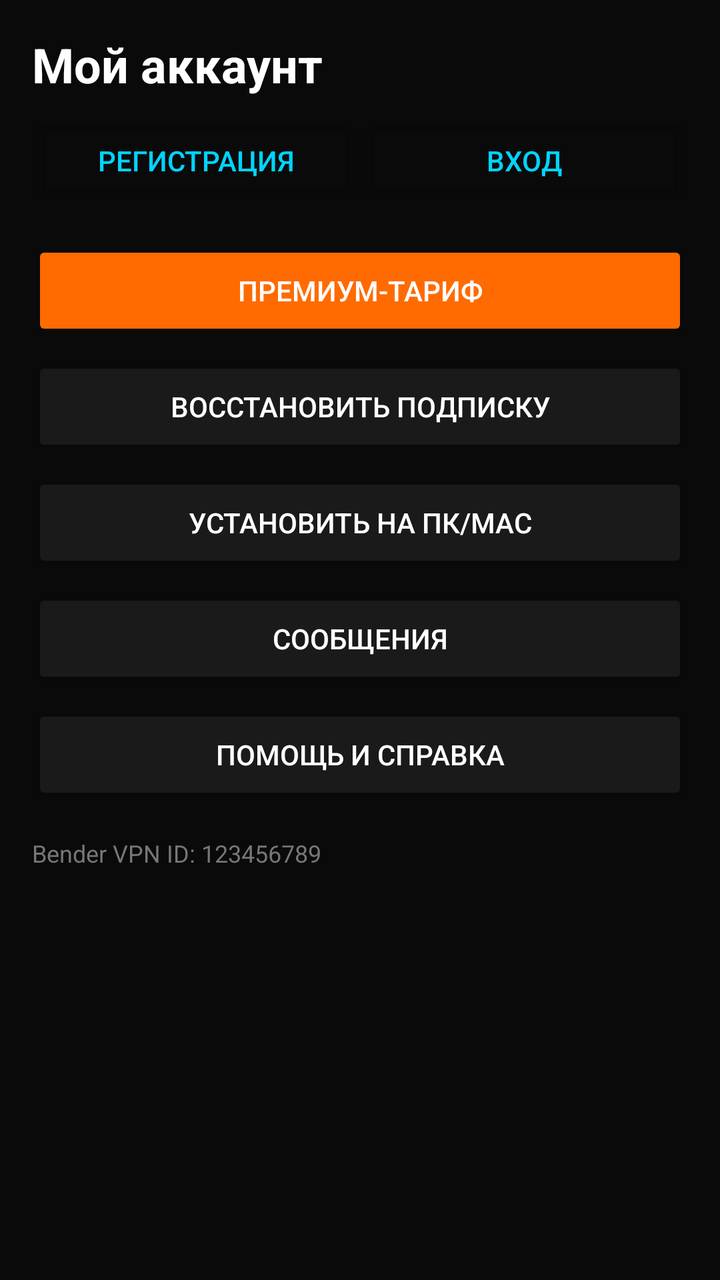
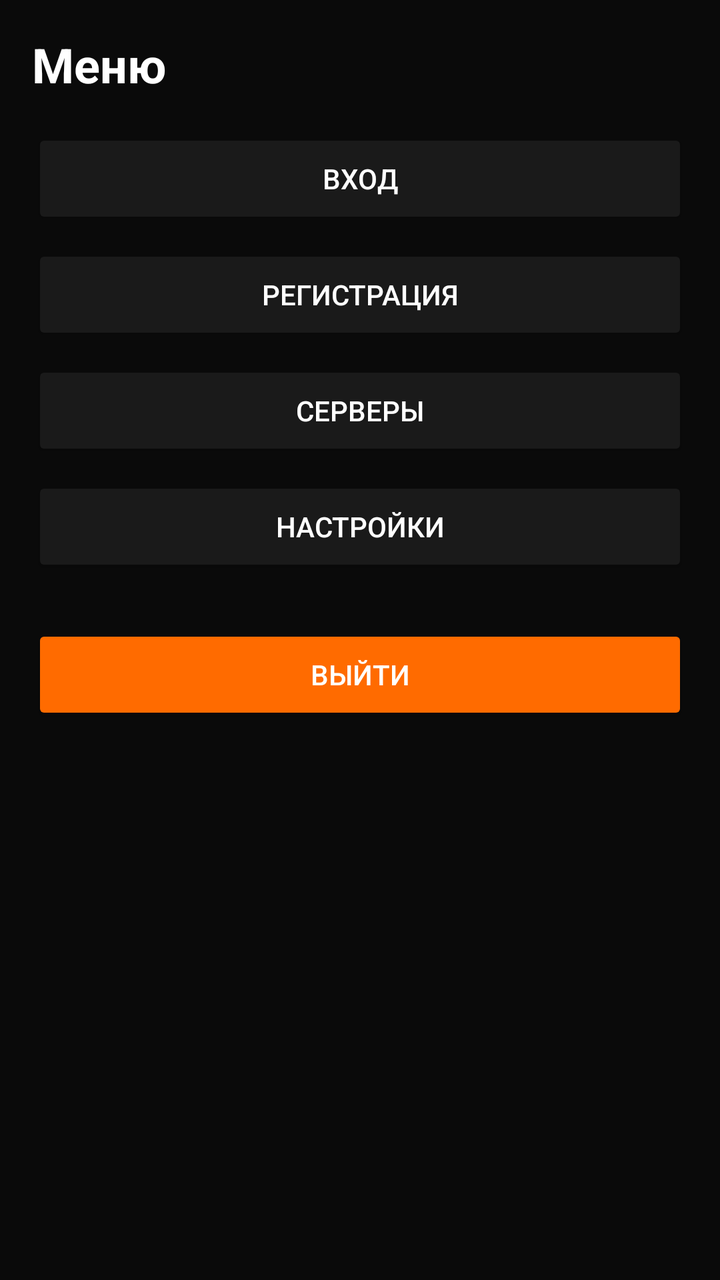

Two renders of the same Android screen: before a commit and after it. Below are the layout's source before the change and the commit's diff.
<!-- AndroidManifest.xml: application theme Theme.AppCompat.NoActionBar -->
<!-- res/layout/activity_menu.xml -->
<?xml version="1.0" encoding="utf-8"?>
<ScrollView xmlns:android="http://schemas.android.com/apk/res/android"
    android:layout_width="match_parent"
    android:layout_height="match_parent"
    android:background="#0A0A0A">

    <LinearLayout
        android:layout_width="match_parent"
        android:layout_height="wrap_content"
        android:orientation="vertical"
        android:padding="16dp">

        <TextView
            android:layout_width="wrap_content"
            android:layout_height="wrap_content"
            android:text="Мой аккаунт"
            android:textColor="#FFFFFF"
            android:textSize="24sp"
            android:textStyle="bold"
            android:layout_marginBottom="8dp" />

        <LinearLayout
            android:layout_width="match_parent"
            android:layout_height="wrap_content"
            android:orientation="horizontal"
            android:layout_marginBottom="16dp">

            <Button
                android:id="@+id/registerBtn"
                android:layout_width="0dp"
                android:layout_height="wrap_content"
                android:layout_weight="1"
                android:text="Регистрация"
                android:textColor="#00D4FF"
                android:backgroundTint="#00000000" />

            <Button
                android:id="@+id/loginBtn"
                android:layout_width="0dp"
                android:layout_height="wrap_content"
                android:layout_weight="1"
                android:text="Вход"
                android:textColor="#00D4FF"
                android:backgroundTint="#00000000" />
        </LinearLayout>

        <Button
            android:id="@+id/premiumBtn"
            android:layout_width="match_parent"
            android:layout_height="50dp"
            android:text="Премиум-тариф"
            android:textColor="#FFFFFF"
            android:backgroundTint="#FF6B00"
            android:layout_marginBottom="8dp" />

        <Button
            android:id="@+id/restoreBtn"
            android:layout_width="match_parent"
            android:layout_height="50dp"
            android:text="Восстановить подписку"
            android:textColor="#FFFFFF"
            android:backgroundTint="#1A1A1A"
            android:layout_marginBottom="8dp" />

        <Button
            android:id="@+id/pcBtn"
            android:layout_width="match_parent"
            android:layout_height="50dp"
            android:text="Установить на ПК/Mac"
            android:textColor="#FFFFFF"
            android:backgroundTint="#1A1A1A"
            android:layout_marginBottom="8dp" />

        <Button
            android:id="@+id/messagesBtn"
            android:layout_width="match_parent"
            android:layout_height="50dp"
            android:text="Сообщения"
            android:textColor="#FFFFFF"
            android:backgroundTint="#1A1A1A"
            android:layout_marginBottom="8dp" />

        <Button
            android:id="@+id/helpBtn"
            android:layout_width="match_parent"
            android:layout_height="50dp"
            android:text="Помощь и справка"
            android:textColor="#FFFFFF"
            android:backgroundTint="#1A1A1A"
            android:layout_marginBottom="16dp" />

        <TextView
            android:layout_width="wrap_content"
            android:layout_height="wrap_content"
            android:text="Bender VPN ID: 123456789"
            android:textColor="#777777"
            android:textSize="12sp" />
    </LinearLayout>
</ScrollView>
<!-- resources referenced by this layout -->
<resources>

</resources>

<!-- the commit's change to res/layout/activity_menu.xml (unified diff, before → after) -->
@@ -13,87 +13,55 @@
         <TextView
             android:layout_width="wrap_content"
             android:layout_height="wrap_content"
-            android:text="Мой аккаунт"
+            android:text="Меню"
             android:textColor="#FFFFFF"
             android:textSize="24sp"
             android:textStyle="bold"
-            android:layout_marginBottom="8dp" />
-
-        <LinearLayout
-            android:layout_width="match_parent"
-            android:layout_height="wrap_content"
-            android:orientation="horizontal"
-            android:layout_marginBottom="16dp">
-
-            <Button
-                android:id="@+id/registerBtn"
-                android:layout_width="0dp"
-                android:layout_height="wrap_content"
-                android:layout_weight="1"
-                android:text="Регистрация"
-                android:textColor="#00D4FF"
-                android:backgroundTint="#00000000" />
-
-            <Button
-                android:id="@+id/loginBtn"
-                android:layout_width="0dp"
-                android:layout_height="wrap_content"
-                android:layout_weight="1"
-                android:text="Вход"
-                android:textColor="#00D4FF"
-                android:backgroundTint="#00000000" />
-        </LinearLayout>
+            android:layout_marginBottom="16dp" />
 
         <Button
-            android:id="@+id/premiumBtn"
+            android:id="@+id/loginBtn"
             android:layout_width="match_parent"
             android:layout_height="50dp"
-            android:text="Премиум-тариф"
-            android:textColor="#FFFFFF"
-            android:backgroundTint="#FF6B00"
-            android:layout_marginBottom="8dp" />
-
-        <Button
-            android:id="@+id/restoreBtn"
-            android:layout_width="match_parent"
-            android:layout_height="50dp"
-            android:text="Восстановить подписку"
+            android:text="Вход"
             android:textColor="#FFFFFF"
             android:backgroundTint="#1A1A1A"
             android:layout_marginBottom="8dp" />
 
         <Button
-            android:id="@+id/pcBtn"
+            android:id="@+id/registerBtn"
             android:layout_width="match_parent"
             android:layout_height="50dp"
-            android:text="Установить на ПК/Mac"
+            android:text="Регистрация"
             android:textColor="#FFFFFF"
             android:backgroundTint="#1A1A1A"
             android:layout_marginBottom="8dp" />
 
         <Button
-            android:id="@+id/messagesBtn"
+            android:id="@+id/serversBtn"
             android:layout_width="match_parent"
             android:layout_height="50dp"
-            android:text="Сообщения"
+            android:text="Серверы"
             android:textColor="#FFFFFF"
             android:backgroundTint="#1A1A1A"
             android:layout_marginBottom="8dp" />
 
         <Button
-            android:id="@+id/helpBtn"
+            android:id="@+id/settingsBtn"
             android:layout_width="match_parent"
             android:layout_height="50dp"
-            android:text="Помощь и справка"
+            android:text="Настройки"
             android:textColor="#FFFFFF"
             android:backgroundTint="#1A1A1A"
-            android:layout_marginBottom="16dp" />
+            android:layout_marginBottom="8dp" />
 
-        <TextView
-            android:layout_width="wrap_content"
-            android:layout_height="wrap_content"
-            android:text="Bender VPN ID: 123456789"
-            android:textColor="#777777"
-            android:textSize="12sp" />
+        <Button
+            android:id="@+id/logoutBtn"
+            android:layout_width="match_parent"
+            android:layout_height="50dp"
+            android:text="Выйти"
+            android:textColor="#FFFFFF"
+            android:backgroundTint="#FF6B00"
+            android:layout_marginTop="16dp" />
     </LinearLayout>
 </ScrollView>
